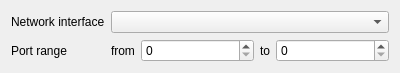
First picture: the form in src/plugins/jingletransportrawudp/rawudpoptions.ui, repository eyecu-im/eyecu-qt, before the edit.
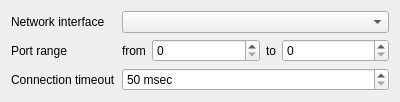
Second picture: the form after the edit.

```diff
--- a/src/plugins/jingletransportrawudp/rawudpoptions.ui
+++ b/src/plugins/jingletransportrawudp/rawudpoptions.ui
@@ -7,7 +7,7 @@
     <x>0</x>
     <y>0</y>
     <width>400</width>
-    <height>66</height>
+    <height>92</height>
    </rect>
   </property>
   <layout class="QFormLayout" name="formLayout">
@@ -66,6 +66,26 @@
      </item>
     </layout>
    </item>
+   <item row="2" column="0">
+    <widget class="QLabel" name="lblTimeout">
+     <property name="text">
+      <string>Connection timeout</string>
+     </property>
+    </widget>
+   </item>
+   <item row="2" column="1">
+    <widget class="QSpinBox" name="spbTimeout">
+     <property name="suffix">
+      <string> msec</string>
+     </property>
+     <property name="minimum">
+      <number>50</number>
+     </property>
+     <property name="maximum">
+      <number>60000</number>
+     </property>
+    </widget>
+   </item>
   </layout>
  </widget>
  <resources/>
```
